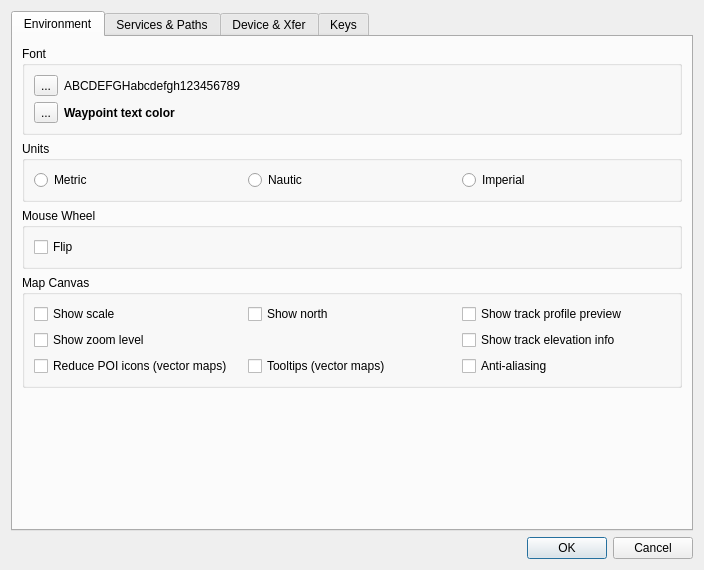
Qt form src/IDlgConfig.ui (ntruchsess/QLandkarteGT) before a commit.
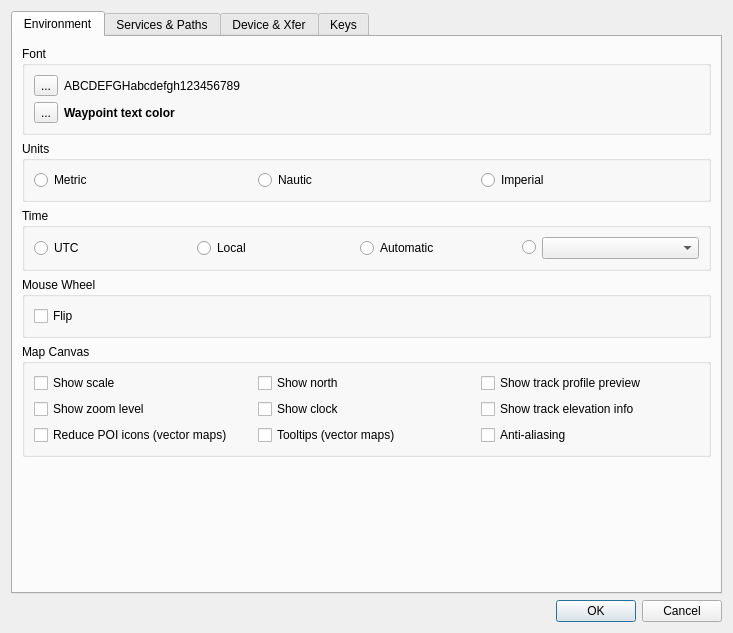
The same form after that commit. Icons and pictures are not drawn.

Diff of the .ui file:
```diff
--- a/src/IDlgConfig.ui
+++ b/src/IDlgConfig.ui
@@ -6,8 +6,8 @@
    <rect>
     <x>0</x>
     <y>0</y>
-    <width>704</width>
-    <height>570</height>
+    <width>733</width>
+    <height>633</height>
    </rect>
   </property>
   <property name="windowTitle">
@@ -108,6 +108,52 @@
          </layout>
         </widget>
        </item>
+       <item>
+        <widget class="QGroupBox" name="groupBox_10">
+         <property name="title">
+          <string>Time</string>
+         </property>
+         <layout class="QHBoxLayout" name="horizontalLayout_7">
+          <item>
+           <widget class="QRadioButton" name="radioTimeUtc">
+            <property name="text">
+             <string>UTC</string>
+            </property>
+           </widget>
+          </item>
+          <item>
+           <widget class="QRadioButton" name="radioTimeLocal">
+            <property name="text">
+             <string>Local</string>
+            </property>
+           </widget>
+          </item>
+          <item>
+           <widget class="QRadioButton" name="radioTimeAuto">
+            <property name="text">
+             <string>Automatic</string>
+            </property>
+           </widget>
+          </item>
+          <item>
+           <widget class="QRadioButton" name="radioTimeZone">
+            <property name="sizePolicy">
+             <sizepolicy hsizetype="Maximum" vsizetype="Fixed">
+              <horstretch>0</horstretch>
+              <verstretch>0</verstretch>
+             </sizepolicy>
+            </property>
+            <property name="text">
+             <string/>
+            </property>
+           </widget>
+          </item>
+          <item>
+           <widget class="QComboBox" name="comboTimeZone"/>
+          </item>
+         </layout>
+        </widget>
+       </item>
        <item>
         <widget class="QGroupBox" name="groupBox_3">
          <property name="title">
@@ -204,6 +250,13 @@
             </property>
            </widget>
           </item>
+          <item row="2" column="2">
+           <widget class="QCheckBox" name="checkShowClock">
+            <property name="text">
+             <string>Show clock</string>
+            </property>
+           </widget>
+          </item>
          </layout>
         </widget>
        </item>
```
Left out of the diff: 30 changed lines with no effect on the pictures.
